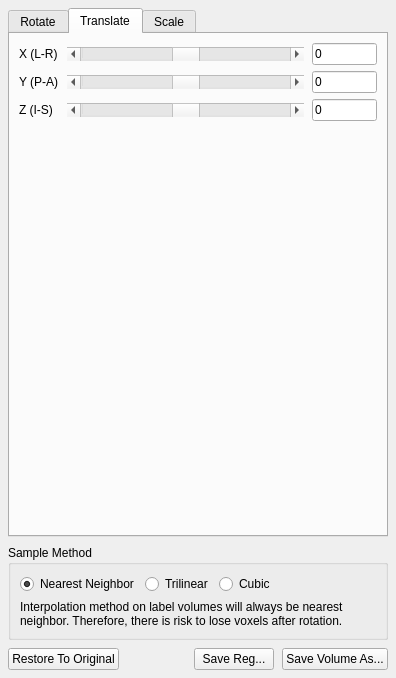
The window that freeview/DialogTransformVolume.ui (freesurfer/freesurfer) describes before a commit, drawn with Qt 5.
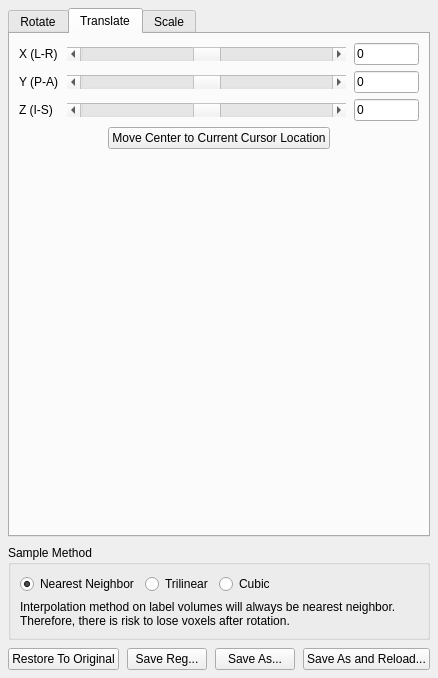
The same window after the commit. The open tabs and pages were chosen to show the change. Custom widgets are drawn as their Qt base class.

Patch:
```diff
--- a/freeview/DialogTransformVolume.ui
+++ b/freeview/DialogTransformVolume.ui
@@ -992,6 +992,46 @@
          </item>
         </layout>
        </item>
+       <item>
+        <layout class="QHBoxLayout" name="horizontalLayout_5">
+         <item>
+          <spacer name="horizontalSpacer_9">
+           <property name="orientation">
+            <enum>Qt::Horizontal</enum>
+           </property>
+           <property name="sizeHint" stdset="0">
+            <size>
+             <width>40</width>
+             <height>20</height>
+            </size>
+           </property>
+          </spacer>
+         </item>
+         <item>
+          <widget class="QPushButton" name="pushButtonCenterToCursor">
+           <property name="text">
+            <string>Move Center to Current Cursor Location</string>
+           </property>
+           <property name="autoDefault">
+            <bool>false</bool>
+           </property>
+          </widget>
+         </item>
+         <item>
+          <spacer name="horizontalSpacer_8">
+           <property name="orientation">
+            <enum>Qt::Horizontal</enum>
+           </property>
+           <property name="sizeHint" stdset="0">
+            <size>
+             <width>40</width>
+             <height>20</height>
+            </size>
+           </property>
+          </spacer>
+         </item>
+        </layout>
+       </item>
        <item>
         <spacer name="verticalSpacer_2">
          <property name="orientation">
@@ -1245,7 +1285,7 @@
      <item>
       <widget class="QPushButton" name="pushButtonSaveVolumeAs">
        <property name="text">
-        <string>Save Volume As...</string>
+        <string>Save As...</string>
        </property>
        <property name="autoDefault">
         <bool>false</bool>
@@ -1255,6 +1295,13 @@
        </property>
       </widget>
      </item>
+     <item>
+      <widget class="QPushButton" name="pushButtonSaveAndReload">
+       <property name="text">
+        <string>Save As and Reload...</string>
+       </property>
+      </widget>
+     </item>
     </layout>
    </item>
   </layout>
```
Left out of the diff: 191 changed lines with no effect on the pictures.
